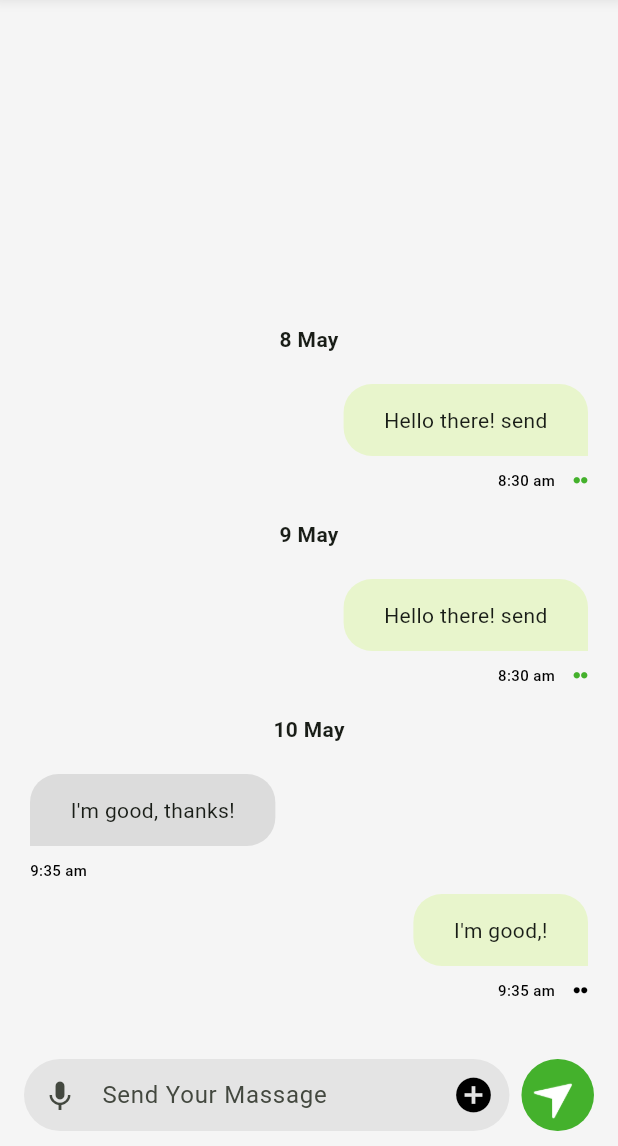
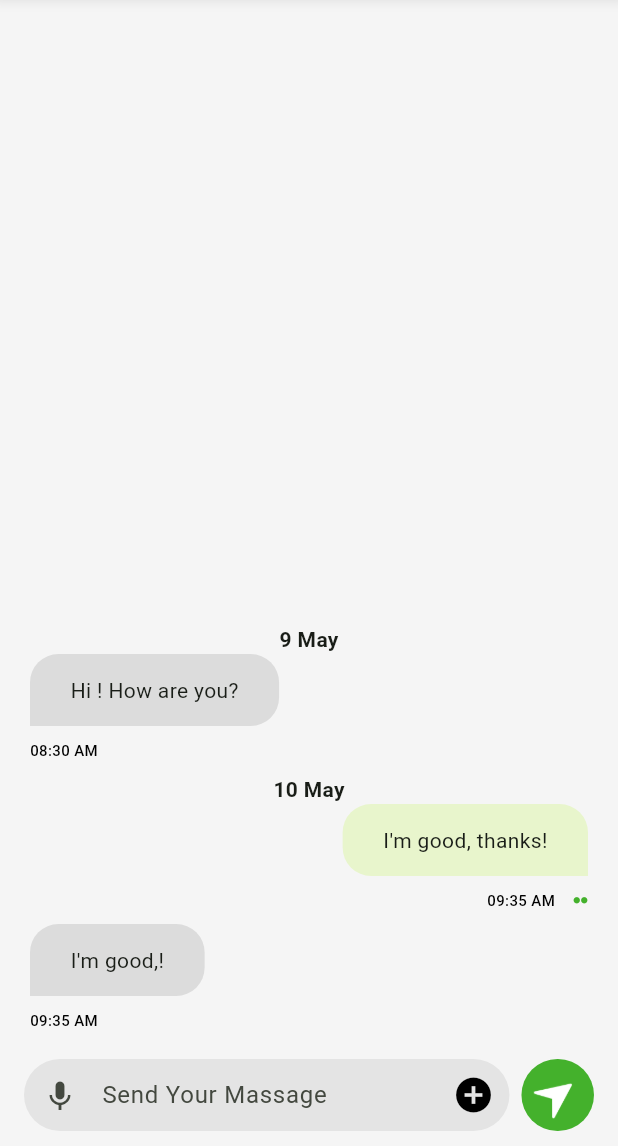
Before and after one commit to chiragparmardev/flutter, a Flutter app: the RecentChat screen opened by its route, after a tap on "Walmart", on a phone screen of 412 x 824 dp, the part 90-1236 px from its top. Run offline on Flutter 3.47's test engine with Material 3 defaults, Android fonts, the phone set to English and light mode, and no system bars; our stand-ins replace auto_route, carousel_slider, contacts_service, country_code_picker, date_picker_timeline, dotted_border and 20 more; missing offline and left inert: flutter_phone_direct_caller, font_awesome_icon_class, staggered_grid_view_flutter; accounts and stored records are empty; network calls fail; project files that could hold a hidden picture were left out.

Commit message:
update code

```diff
--- a/Huge Basket/lib/Screen/chat.dart
+++ b/Huge Basket/lib/Screen/chat.dart
@@ -1,4 +1,5 @@
 import 'package:flutter/material.dart';
+import 'package:intl/intl.dart';
 import 'package:provider/provider.dart';
 import 'package:task_27_03/Utils/AppColor.dart';
 import 'package:task_27_03/providers/chat_provider.dart';
@@ -70,58 +71,41 @@ class _ChatScreenState extends State<ChatScreen> {
       body: Column(
         children: [
           Expanded(
-            child: Consumer<ChatProvider>(
-              builder: (context, value, child) {
-              final chatData =
-                    value.getChatDataForUserProfile(int.parse(arguments.index));
-                Map<String, List<Map<String, dynamic>>> groupedMessages = {};
-                for (var message in chatData) {
-                  DateTime dateTime = DateTime.parse(message['timestamp']);
-                  String dateKey = value.getFormattedDate(dateTime);
-
-                  if (!groupedMessages.containsKey(dateKey)) {
-                    groupedMessages[dateKey] = [];
-                  }
-                  groupedMessages[dateKey]!.add(message);
-                }
+              child: Consumer<ChatProvider>(builder: (context, value, child) {
+            final chatUserData =
+                value.getChatDataForUserProfile(int.parse(userIndex));
             return SingleChildScrollView(
               reverse: true,
               child: Padding(
-                    padding: const EdgeInsets.only(left: 20, right: 20, bottom: 20),
+                padding: const EdgeInsets.only(left: 20, right: 20),
                 child: Column(
-                      children: groupedMessages.keys.map((dateKey) {
-                        return Column(
-                          crossAxisAlignment: CrossAxisAlignment.end,
                   children: [
-                            Padding(
-                              padding: const EdgeInsets.only(top: 10, bottom: 20),
-                              child: Center(
-                                child: Text(
-                                  dateKey,
-                                  style: const TextStyle(
-                                      fontSize: 14, fontWeight: FontWeight.bold),
-                                ),
-                              ),
-                            ),
+                    Column(
+                        children: List.generate(chatUserData.length, (index) {
+                      final message = chatUserData[index]['message'];
+                      final status = chatUserData[index]['read_status'];
+                      final isSender = chatUserData[index]['is_sender'];
+                      final chatsdate =
+                          DateTime.parse(chatUserData[index]['timestamp']);
 
-                            ListView.builder(
-                              shrinkWrap: true,
-                              physics: const NeverScrollableScrollPhysics(),
-                              itemCount: groupedMessages[dateKey]!.length,
-                              itemBuilder: (context, index) {
-                                final message =
-                                    groupedMessages[dateKey]![index]['message'];
-                                final timestamp =
-                                    groupedMessages[dateKey]![index]['timestamp'];
-                                final status =
-                                    groupedMessages[dateKey]![index]['read_status'];
-                                final isSender =
-                                    groupedMessages[dateKey]![index]['is_sender'];
                       return Column(
                           crossAxisAlignment: isSender
                               ? CrossAxisAlignment.end
                               : CrossAxisAlignment.start,
                           children: [
+                            if (index == 0 ||
+                                DateTime.parse(
+                                        chatUserData[index]['timestamp'].toString().substring(0,10)) !=
+                                    DateTime.parse(
+                                        chatUserData[index - 1]['timestamp']
+                                        .toString()
+                                        .substring(0, 10)))
+                              Center(
+                                  child: Text(
+                                value.getFormattedDate(chatsdate),
+                                style: const TextStyle(
+                                    fontWeight: FontWeight.w600),
+                              )),
                             Container(
                               padding: const EdgeInsets.symmetric(
                                   horizontal: 27, vertical: 14),
@@ -143,8 +127,7 @@ class _ChatScreenState extends State<ChatScreen> {
                               child: Text(message),
                             ),
                             Padding(
-                                      padding:
-                                          const EdgeInsets.symmetric(vertical: 9),
+                              padding: const EdgeInsets.symmetric(vertical: 9),
                               child: Row(
                                 mainAxisAlignment: isSender
                                     ? MainAxisAlignment.end
@@ -152,7 +135,7 @@ class _ChatScreenState extends State<ChatScreen> {
                                 crossAxisAlignment: CrossAxisAlignment.center,
                                 children: [
                                   Text(
-                                            value.getTime(timestamp),
+                                    DateFormat('hh:mm a').format(chatsdate),
                                     style: const TextStyle(
                                         fontSize: 10,
                                         color: AppColor.black,
@@ -161,7 +144,8 @@ class _ChatScreenState extends State<ChatScreen> {
                                   const SizedBox(
                                     width: 12,
                                   ),
-                                          status == 1 || status == 2
+                                  isSender
+                                      ? status == 1 || status == 2
                                           ? Icon(
                                               Icons.circle,
                                               size: 5,
@@ -169,8 +153,10 @@ class _ChatScreenState extends State<ChatScreen> {
                                                   ? AppColor.black
                                                   : AppColor.primary,
                                             )
+                                          : const SizedBox()
                                       : const SizedBox(),
-                                          status == 1 || status == 2
+                                  isSender
+                                      ? status == 1 || status == 2
                                           ? Icon(
                                               Icons.circle,
                                               size: 5,
@@ -178,27 +164,24 @@ class _ChatScreenState extends State<ChatScreen> {
                                                   ? AppColor.black
                                                   : AppColor.primary,
                                             )
+                                          : const SizedBox()
                                       : const SizedBox(),
-                                          status == 0
+                                  isSender
+                                      ? status == 0
                                           ? const Icon(Icons.circle,
                                               size: 5, color: AppColor.black)
+                                          : const SizedBox()
                                       : const SizedBox(),
                                 ],
                               ),
                             )
+                          ]);
+                    })),
                   ],
-                                );
-                              },
-                            ),
-                          ],
-                        );
-                      }).toList(),
                 ),
               ),
             );
-              },
-            ),
-          ),
+          })),
           Consumer<ChatProvider>(builder: (context, value, child) {
             return Container(
               color: Colors.transparent,
@@ -219,7 +202,12 @@ class _ChatScreenState extends State<ChatScreen> {
                           color: Colors.black,
                           size: 28,
                         ),
-                      prefixIcon: const Icon(Icons.keyboard_voice_sharp),
+                        prefixIcon:  IconButton(onPressed: (){
+                            value.receiveMessage(
+                                  value.chatEditingController.text,
+                                  int.parse(userIndex));
+
+                        },icon:const Icon(Icons.keyboard_voice_sharp)),
                         fillColor: Colors.grey.withOpacity(0.2),
                         filled: true,
                         hintText: 'Send Your Massage',
@@ -230,7 +218,6 @@ class _ChatScreenState extends State<ChatScreen> {
                       ),
                     ),
                   ),
-
                   Container(
                     padding: const EdgeInsets.all(8),
                     margin: const EdgeInsets.only(left: 8),
@@ -238,24 +225,26 @@ class _ChatScreenState extends State<ChatScreen> {
                         color: AppColor.primary,
                         borderRadius: BorderRadius.circular(50)),
                     clipBehavior: Clip.hardEdge,
-                    child:  Material(
+                    child: Material(
                       color: Colors.transparent,
                       child: Ink(
                         child: InkWell(
-                          onTap: (){
-                            value.sendMessage(value.chatEditingController.text, int.parse(userIndex));
+                            onTap: () {
+                              value.sendMessage(
+                                  value.chatEditingController.text,
+                                  int.parse(userIndex));
                             },
-                          child: Center(child: Image.asset('assets/images/send.png'))),
+                            child: Center(
+                                child: Image.asset('assets/images/send.png'))),
                       ),
-                    ),),
+                    ),
+                  ),
                 ],
               ),
             );
           })
-
         ],
       ),
-
     );
   }
 }
--- a/Huge Basket/lib/Screen/recent_chat.dart
+++ b/Huge Basket/lib/Screen/recent_chat.dart
@@ -33,9 +33,10 @@ class _RecentChatState extends State<RecentChat> {
                 return Column(
                   children: [
                     InkWell(
-                      onTap: (){
+                      onTap: () {
+                        value.markMessagesAsRead(userProfile['user_id']);
                         Navigator.pushNamed(context, MyRouter.chat,
-                        arguments: ChatUserDetails(index: index.toString(), img: userProfile['image'] , username: userProfile['username'])
+                        arguments: ChatUserDetails(index: userProfile['user_id'].toString(), img: userProfile['image'] , username: userProfile['username'])
                         );
                       },
                       child: Container(
--- a/Huge Basket/lib/providers/chat_provider.dart
+++ b/Huge Basket/lib/providers/chat_provider.dart
@@ -1,71 +1,91 @@
 import 'package:flutter/material.dart';
+import 'package:intl/intl.dart';
+
 
 class ChatProvider extends ChangeNotifier {
   TextEditingController chatEditingController = TextEditingController();
 
   final List<Map<String, dynamic>> userProfiles = [
     {
-      "user_id": 1,
+      "user_id": 0,
       "username": "Walmart",
       "image":
           "https://www.vmcdn.ca/f/files/localprofile/import/2023_04_shutterstock_2033960729-scaled.jpg",
     },
     {
-      "user_id": 2,
+      "user_id": 1,
       "username": "Stop & Shop",
       "image":
           "https://www.supermarketnews.com/sites/supermarketnews.com/files/styles/article_featured_retina/public/Stop__Shop_new_look_store_banner_0.png?itok=HBTGic60",
     },
   ];
 
-  final List<Map<String, dynamic>> chatData = [
+final List<Map<String, dynamic>> chatData = [
     {
       "user_id": 1,
       "timestamp": "2024-05-08 08:30:00",
       "read_status": 2,
-      "message": "Hello there! send",
+      "message": "Hello ",
       "is_sender": true
     },
     {
-      "user_id": 1,
+      "user_id": 0,
       "timestamp": "2024-05-09 08:30:00",
       "read_status": 2,
-      "message": "Hello there! send",
-      "is_sender": true
+      "message": "Hi ! How are you?",
+      "is_sender": false
     },
     {
-      "user_id": 2,
+      "user_id": 1,
       "timestamp": "2024-05-09 08:32:00",
       "read_status": 0,
       "message": "Hi! How are you?",
       "is_sender": true
     },
     {
-      "user_id": 1,
+      "user_id": 0,
       "timestamp": "2024-05-10 09:35:00",
       "message": "I'm good, thanks!",
-      "is_sender": false
+      "read_status": 2,
+      "is_sender": true
     },
     {
-      "user_id": 1,
+      "user_id": 0,
       "timestamp": "2024-05-10 09:35:00",
       "message": "I'm good,!",
       "read_status": 1,
-      "is_sender": true
+      "is_sender": false
     },
   ];
 
+
   List<Map<String, dynamic>> getChatDataForUserProfile(int userProfileIndex) {
     final userProfileId = userProfiles[userProfileIndex]['user_id'];
-    return chatData.where((data) => data['user_id'] == userProfileId).toList();
+    return chatData.where((data) => data['user_id'] == userProfileId ).toList();
   }
+
 
   int getUnreadCount(int userProfileIndex) {
     final userProfileId = userProfiles[userProfileIndex]['user_id'];
-    return chatData
+    var unread =  chatData
         .where((data) =>
-            data['user_id'] == userProfileId && data['read_status'] == 1)
+            data['user_id'] == userProfileId  &&
+            data['read_status'] == 1
+            && data['is_sender'] == false
+            )
         .length;
+        return  unread;
+  }
+
+  void markMessagesAsRead(int userProfileIndex) {
+    final userProfileId = userProfiles[userProfileIndex]['user_id'];
+
+    for (var data in chatData) {
+      if (data['user_id'] == userProfileId && data['is_sender'] == false) {
+        data['read_status'] = 2;
+      }
+    }
+    notifyListeners();
   }
 
   String getLastMessage(int userProfileIndex) {
@@ -92,47 +112,10 @@ class ChatProvider extends ChangeNotifier {
         date.day == yesterday.day) {
       return 'Yesterday';
     } else {
-      return '${date.day} ${getMonthName(date.month)}';
+      return '${DateFormat.d().format(date)} ${DateFormat.MMMM().format(date)}';
     }
   }
 
-  String getMonthName(int month) {
-    List<String> monthNames = [
-      '',
-      'January',
-      'February',
-      'March',
-      'April',
-      'May',
-      'June',
-      'July',
-      'August',
-      'September',
-      'October',
-      'November',
-      'December'
-    ];
-
-    if (month >= 1 && month <= 12) {
-      return monthNames[month];
-    } else {
-      return '';
-    }
-  }
-
-  String getTime(String timestamp) {
-    DateTime dateTime = DateTime.parse(timestamp);
-    String hour = (dateTime.hour % 12).toString();
-    if (hour == '0') {
-      hour = '12';
-    }
-    String minute = dateTime.minute.toString();
-    if (minute.length == 1) {
-      minute = '0$minute';
-    }
-    String period = dateTime.hour < 12 ? 'am' : 'pm';
-    return '$hour:$minute $period';
-  }
 
   String getLastMessageTimeAgo(int userProfileIndex) {
     final userProfileId = userProfiles[userProfileIndex]['user_id'];
@@ -155,12 +138,26 @@ class ChatProvider extends ChangeNotifier {
   }
 
   void sendMessage(String message, int userProfileIndex) {
+
     Map<String, dynamic> chat = {
-      "user_id": 1,
+      "user_id": userProfileIndex,
       "timestamp": DateTime.now().toString(),
       "message": message,
       'read_status': 0,
       "is_sender": true
+    };
+    chatData.add(chat);
+    chatEditingController.clear();
+    notifyListeners();
+  }
+
+  void receiveMessage(String message, int userProfileIndex) {
+    Map<String, dynamic> chat = {
+      "user_id": userProfileIndex,
+      "timestamp": DateTime.now().toString(),
+      "message": message,
+      'read_status': 2,
+      "is_sender": false
     };
     chatData.add(chat);
     chatEditingController.clear();
--- a/Huge Basket/pubspec.yaml
+++ b/Huge Basket/pubspec.yaml
@@ -48,6 +48,8 @@ dependencies:
   hive: ^2.2.3
   localstorage: ^5.0.0
   provider: ^6.1.2
+  intl: ^0.19.0
+  swipe_to: ^1.0.6
 
 dev_dependencies:
   flutter_test:
```
Also changed, not shown: Huge Basket/pubspec.lock. Lines whose indentation alone changed are shown as unchanged.
